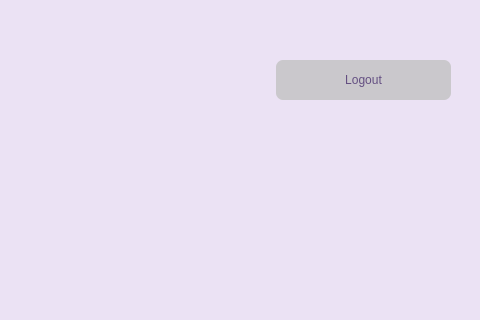
Before: the Qt Designer form static/quotes.ui in lakshmivishal9496/Soft-Health, drawn with Qt 5; both pictures show x 544 to 1024 and y 0 to 320 of the 1024 by 768 pixel window.
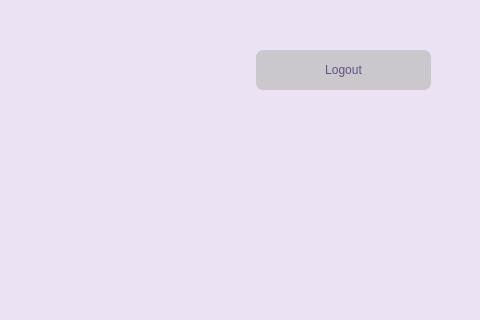
After: the same form once the commit is applied. Icons and pictures are not drawn.

Commit message: fixed logout button position

```diff
--- a/static/quotes.ui
+++ b/static/quotes.ui
@@ -231,8 +231,8 @@
   <widget class="QPushButton" name="logout">
    <property name="geometry">
     <rect>
-     <x>820</x>
-     <y>60</y>
+     <x>800</x>
+     <y>50</y>
      <width>175</width>
      <height>40</height>
     </rect>
```
The commit also changes 1 other file.
